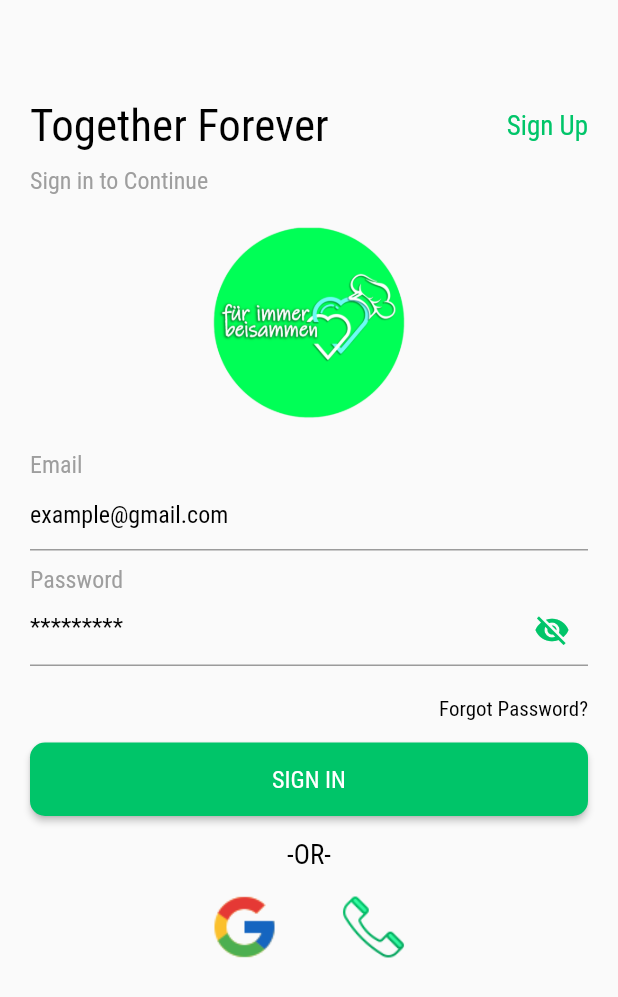
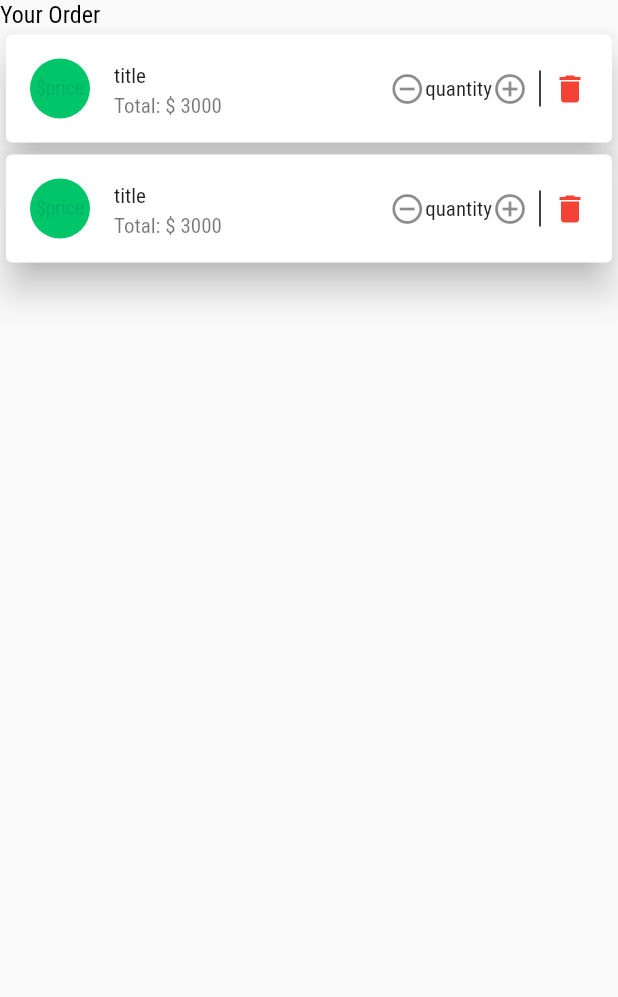
Before and after one commit to micheal90/together_forever, a Flutter app: the screen it shows after launch, on a phone screen of 412 x 824 dp. Shown: the top 997 px of the screen. Run offline on Flutter 3.47's test engine with Material 2 defaults, Android fonts, the phone set to English and light mode, and no system bars; our stand-ins replace carousel_slider, cloud_firestore, country_code_picker, fancy_shimmer_image, firebase_auth, firebase_core and 5 more; accounts and stored records are empty.

Commit message:
init checkout screen

```diff
--- a/lib/main.dart
+++ b/lib/main.dart
@@ -1,8 +1,10 @@
 import 'package:firebase_core/firebase_core.dart';
 import 'package:flutter/material.dart';
+import 'package:flutter/services.dart';
 import 'package:get/get.dart';
 import 'package:together_forever/core/services/cash_helper.dart';
 import 'package:together_forever/views/category_screen/category_screen.dart';
+import 'package:together_forever/views/checkout_screen/checkout_screen.dart';
 import 'package:together_forever/views/customize_screen/customize_screen.dart';
 import 'package:together_forever/shared/constants.dart';
 import 'package:together_forever/helper/binding.dart';
@@ -12,7 +14,6 @@ void main() async {
   WidgetsFlutterBinding.ensureInitialized();
   await Firebase.initializeApp();
   await CashHelper.init();
-
   runApp(const MyApp());
 }
 
@@ -25,14 +26,19 @@ class MyApp extends StatelessWidget {
       initialBinding: Binding(),
       title: 'Together Forever',
       debugShowCheckedModeBanner: false,
+
       theme: ThemeData(
+        appBarTheme: const AppBarTheme(
+            systemOverlayStyle: SystemUiOverlayStyle(
+                statusBarColor: KPrimaryColor,
+                systemNavigationBarColor: KPrimaryColor)),
         //primaryColor: KPrimaryColor,
         primarySwatch: primarySwatch,
 
         fontFamily: 'RobotoCondensed',
       ),
-      //initialRoute: CustomizeScreen.routeName,
-      initialRoute: '/',
+      initialRoute: CheckOutScreen.routeName,
+     // initialRoute: '/',
       getPages: [
         GetPage(name: '/', page: () => const ControlScreen()),
         GetPage(
@@ -42,7 +48,9 @@ class MyApp extends StatelessWidget {
         GetPage(
           name: CustomizeScreen.routeName,
           page: () => const CustomizeScreen(),
-        )
+        ),
+        GetPage(
+            name: CheckOutScreen.routeName, page: () => const CheckOutScreen())
       ],
     );
   }
--- /dev/null
+++ b/lib/views/checkout_screen/checkout_screen.dart
@@ -0,0 +1,88 @@
+import 'package:flutter/material.dart';
+import 'package:together_forever/widgets/custom_text.dart';
+
+class CheckOutScreen extends StatelessWidget {
+  const CheckOutScreen({Key? key}) : super(key: key);
+  static const routeName = '/checkoutScreen';
+
+  @override
+  Widget build(BuildContext context) {
+    return Scaffold(
+      body: Column(
+        children: [
+          const CustomText(
+            text: 'Your Order',
+          ),
+          Expanded(
+              child: ListView.builder(
+            itemBuilder: (context, index) => Card(
+              elevation: 10,
+              child: ListTile(
+                leading: CircleAvatar(
+                  backgroundColor: Theme.of(context).primaryColor,
+                  child: FittedBox(
+                      child: Padding(
+                    padding: const EdgeInsets.all(5.0),
+                    child: Text('\$price'),
+                  )),
+                ),
+                title: Text(
+                  'title',
+                  style: Theme.of(context).textTheme.bodyText2,
+                ),
+                subtitle:
+                    Text('Total: \$ 3000'),
+                //isThreeLine: true,
+                trailing: FittedBox(
+                  child: IntrinsicHeight(
+                    child: Row(
+                      mainAxisSize: MainAxisSize.min,
+                      children: [
+                        Row(
+                          //mainAxisAlignment: MainAxisAlignment.center,
+                          //mainAxisSize: MainAxisSize.min,
+                          children: [
+                            IconButton(
+                                constraints: BoxConstraints(),
+                                padding: EdgeInsets.zero,
+                                onPressed: (){},
+                                icon:const Icon(
+                                  Icons.remove_circle_outline,
+                                )),
+                            Text('quantity'),
+                            IconButton(
+                                padding: EdgeInsets.zero,
+                                constraints: BoxConstraints(),
+                                onPressed: (){},
+                                icon: const Icon(
+                                  Icons.add_circle_outline,
+                                )),
+                          ],
+                        ),
+                       const VerticalDivider(
+                          thickness: 1,
+                          color: Colors.black,
+                          // indent: 5,
+                          // endIndent: 5,
+                        ),
+                        IconButton(
+                            constraints: const BoxConstraints(),
+                            padding: EdgeInsets.zero,
+                            onPressed: (){},
+                            icon: const Icon(
+                              Icons.delete,
+                              color: Colors.red,
+                            ))
+                      ],
+                    ),
+                  ),
+                ),
+              ),
+            ),
+            itemCount: 2,
+          ))
+        ],
+      ),
+    );
+  }
+}
--- a/lib/widgets/custom_app_bar.dart
+++ b/lib/widgets/custom_app_bar.dart
@@ -1,5 +1,7 @@
 import 'package:flutter/material.dart';
+import 'package:get/get.dart';
 import 'package:together_forever/shared/constants.dart';
+import 'package:together_forever/views/checkout_screen/checkout_screen.dart';
 import 'package:together_forever/widgets/custom_text.dart';
 
 class CustomAppBar extends StatelessWidget implements PreferredSizeWidget {
@@ -25,9 +27,13 @@ class CustomAppBar extends StatelessWidget implements PreferredSizeWidget {
         alignment: Alignment.center,
       ),
       actions: [
+         IconButton(
+          onPressed: ()=>Get.toNamed(CheckOutScreen.routeName),
+          icon: const Icon(Icons.shopping_cart_outlined),
+        ),
         IconButton(
           onPressed: () {},
-          icon: const Icon(Icons.search),
+          icon: const Icon(Icons.favorite_border),
         )
       ],
       bottom: tabBar,
```
